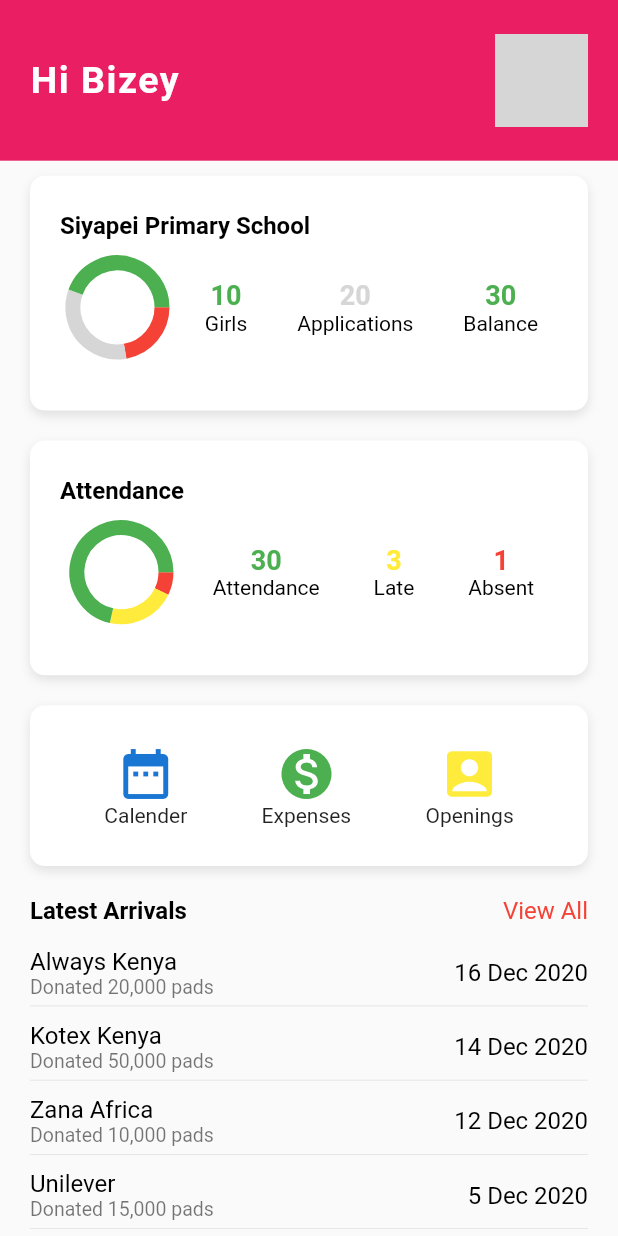
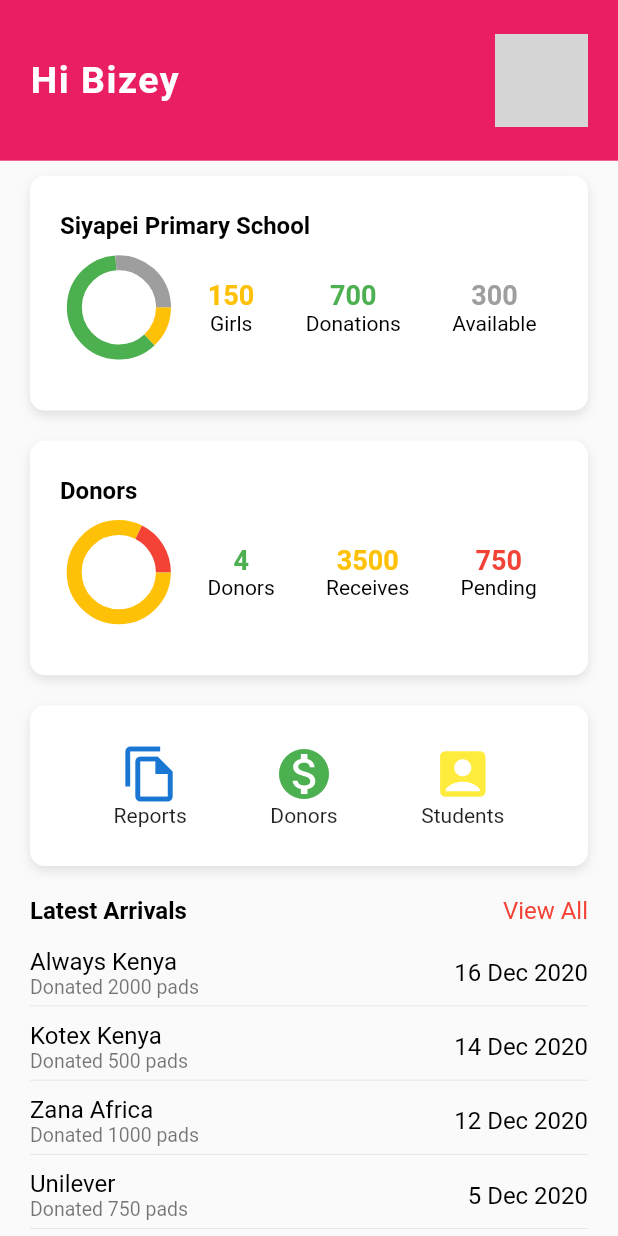
Before and after one commit to DavidMilai/pad-IT, a Flutter app: the HomeScreen screen opened directly, on a phone screen of 412 x 824 dp. Run offline on Flutter 3.47's test engine with Material 2 defaults, Android fonts, the phone set to English and light mode, and no system bars; drawn by our look-alikes of fl_chart; our stand-ins replace cloud_firestore, firebase_auth, firebase_core, fluttertoast; accounts and stored records are empty; grey boxes are pictures that could not be loaded.

Commit message:
home screen minor changes

```diff
--- a/lib/screens/home_screen.dart
+++ b/lib/screens/home_screen.dart
@@ -75,35 +75,35 @@ class _HomeScreenState extends State<HomeScreen> {
                                   height: 50,
                                   child: CircularGraph(
                                     items: 3,
-                                    one: Colors.red,
-                                    three: Colors.green,
-                                    itemOne: 20,
-                                    two: Colors.grey[350],
-                                    itemTwo: 30,
-                                    itemThree: 40,
+                                    one: Colors.amber,
+                                    two: Colors.green,
+                                    three: Colors.grey,
+                                    itemOne: 150,
+                                    itemTwo: 700,
+                                    itemThree: 300,
                                   )),
                               Hero(
                                 tag: 'taken',
                                 child: TextWithNumber(
                                   text: 'Girls',
-                                  numberColor: Colors.green,
-                                  number: '10',
+                                  numberColor: Colors.amber,
+                                  number: '150',
                                 ),
                               ),
                               Hero(
                                 tag: 'applications',
                                 child: TextWithNumber(
-                                  text: 'Applications',
-                                  numberColor: Colors.grey[350],
-                                  number: '20',
+                                  text: 'Donations',
+                                  numberColor: Colors.green,
+                                  number: '700',
                                 ),
                               ),
                               Hero(
                                 tag: 'balance',
                                 child: TextWithNumber(
-                                  text: 'Balance',
-                                  numberColor: Colors.green,
-                                  number: '30',
+                                  text: 'Available',
+                                  numberColor: Colors.grey,
+                                  number: '300',
                                 ),
                               ),
                             ],
@@ -123,7 +123,7 @@ class _HomeScreenState extends State<HomeScreen> {
                             padding:
                                 EdgeInsets.symmetric(horizontal: kMyPadding),
                             child: Text(
-                              'Attendance',
+                              'Donors',
                               style: TextStyle(
                                   fontWeight: FontWeight.bold,
                                   fontSize: 16,
@@ -139,27 +139,27 @@ class _HomeScreenState extends State<HomeScreen> {
                                   height: 50,
                                   child: CircularGraph(
                                     items: 3,
-                                    one: Colors.red,
-                                    itemOne: 1,
-                                    two: Colors.yellow,
-                                    itemTwo: 3,
-                                    three: Colors.green,
-                                    itemThree: 10,
+                                    one: Colors.green,
+                                    two: Colors.amber,
+                                    three: Colors.red,
+                                    itemOne: 4,
+                                    itemTwo: 3500,
+                                    itemThree: 750,
                                   )),
                               TextWithNumber(
-                                text: 'Attendance',
+                                text: 'Donors',
                                 numberColor: Colors.green,
-                                number: '30',
+                                number: '4',
                               ),
                               TextWithNumber(
-                                text: 'Late',
-                                numberColor: Colors.yellow,
-                                number: '3',
+                                text: 'Receives',
+                                numberColor: Colors.amber,
+                                number: '3500',
                               ),
                               TextWithNumber(
-                                text: 'Absent',
+                                text: 'Pending',
                                 numberColor: Colors.red,
-                                number: '1',
+                                number: '750',
                               ),
                             ],
                           ),
@@ -173,18 +173,18 @@ class _HomeScreenState extends State<HomeScreen> {
                         children: [
                           IconWithText(
                             onTap: () {},
-                            text: 'Calender',
-                            icon: Icons.date_range,
+                            text: 'Reports',
+                            icon: Icons.file_copy_outlined,
                             color: Colors.blue[700],
                           ),
                           IconWithText(
                             onTap: () => {},
-                            text: 'Expenses',
+                            text: 'Donors',
                             icon: Icons.monetization_on,
                             color: Colors.green,
                           ),
                           IconWithText(
-                            text: 'Openings',
+                            text: 'Students',
                             icon: Icons.account_box,
                             color: Colors.yellow,
                           )
@@ -222,22 +222,22 @@ class _HomeScreenState extends State<HomeScreen> {
                         AnnouncementTile(
                           announcementsDate: '16 Dec 2020',
                           announcementTitle: 'Always Kenya',
-                          announcementsDetails: 'Donated 20,000 pads',
+                          announcementsDetails: 'Donated 2000 pads',
                         ),
                         AnnouncementTile(
                           announcementsDate: '14 Dec 2020',
                           announcementTitle: 'Kotex Kenya',
-                          announcementsDetails: 'Donated 50,000 pads',
+                          announcementsDetails: 'Donated 500 pads',
                         ),
                         AnnouncementTile(
                           announcementsDate: '12 Dec 2020',
                           announcementTitle: 'Zana Africa',
-                          announcementsDetails: 'Donated 10,000 pads',
+                          announcementsDetails: 'Donated 1000 pads',
                         ),
                         AnnouncementTile(
                           announcementsDate: '5 Dec 2020',
                           announcementTitle: 'Unilever',
-                          announcementsDetails: 'Donated 15,000 pads',
+                          announcementsDetails: 'Donated 750 pads',
                         ),
                       ],
                     ),
```
